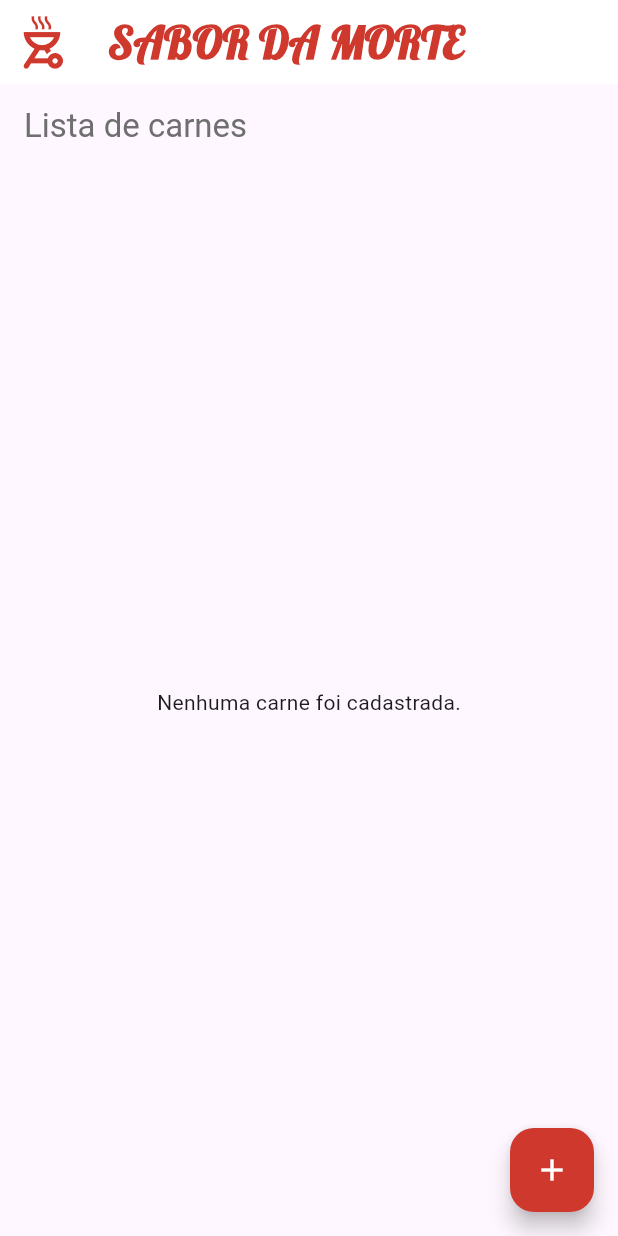
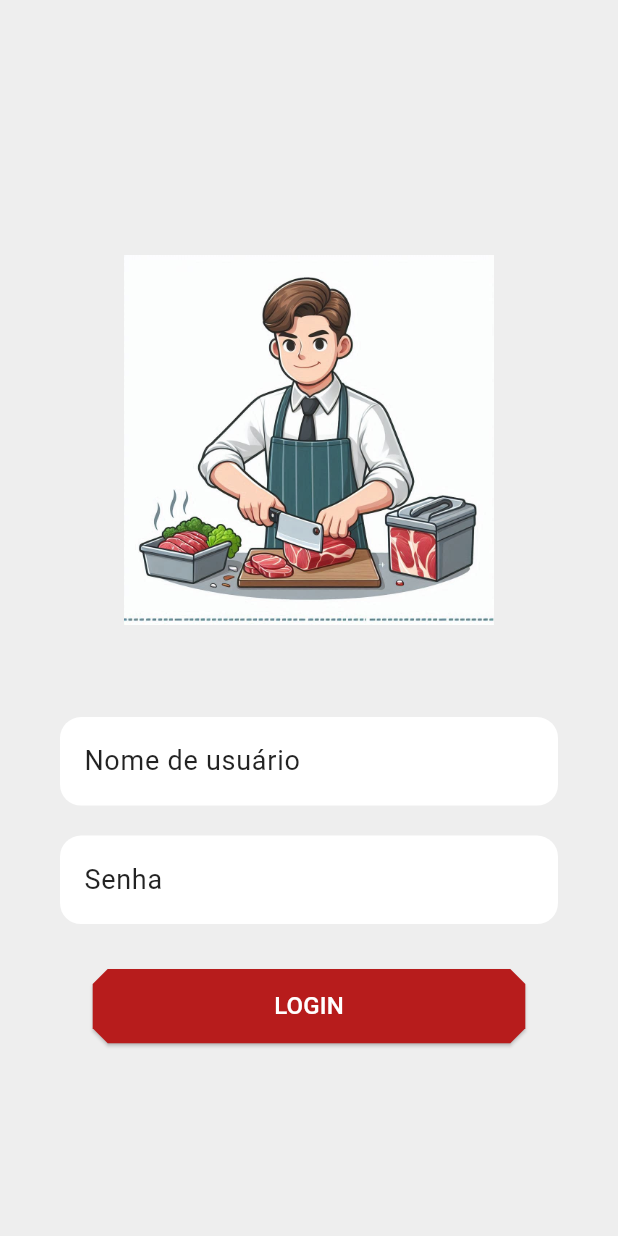
Before and after one commit to SuelenGarcia/module1_a-ougue_app, a Flutter app: the screen it shows after launch, on a phone screen of 412 x 824 dp. Run offline on Flutter 3.47's test engine with Material 3 defaults, Android fonts, the phone set to English and light mode, and no system bars; our stand-ins replace google_fonts.

Commit message:
add da login page

```diff
--- a/lib/main.dart
+++ b/lib/main.dart
@@ -1,7 +1,9 @@
 import 'package:flutter/material.dart';
-import 'package:modulo1_acougue/home_page.dart';
+import 'package:modulo1_acougue/theme/custom_theme.dart';
+import 'package:modulo1_acougue/widget/login_page_widget.dart';
 import 'package:provider/provider.dart';
 import 'package:modulo1_acougue/controller/meat_controller.dart';
+
 void main() {
   runApp(
     ChangeNotifierProvider(
@@ -18,8 +20,9 @@ class MyApp extends StatelessWidget {
   Widget build(BuildContext context) {
     return MaterialApp(
       title: 'Açougue Sabor da Morte',
-      home: const HomePage(),
+      home: const LoginPage(),
       debugShowCheckedModeBanner: false,
+      theme: CustomTheme.lightTheme,
     );
   }
 }
--- /dev/null
+++ b/lib/theme/custom_theme.dart
@@ -0,0 +1,67 @@
+import 'package:flutter/material.dart';
+
+class CustomTheme {
+  static const Color primaryColor = Color(0xFFB71C1C);
+  static const Color secondaryColor = Colors.white;
+  static const Color backgroundColor = Color.fromARGB(255, 238, 238, 238);
+  static const Color textColor = Colors.black87;
+  static const Color warningColor = Color(0xFFD32F2F);
+
+  static TextStyle titleTextStyle({double fontSize = 22}) {
+    return TextStyle(
+      fontFamily: 'Roboto',
+      fontSize: fontSize,
+      fontWeight: FontWeight.bold,
+      color: textColor,
+    );
+  }
+
+  static TextStyle bodyTextStyle({double fontSize = 16, Color color = textColor}) {
+    return TextStyle(
+      fontFamily: 'Roboto',
+      fontSize: fontSize,
+      color: color,
+    );
+  }
+
+
+  static TextStyle buttonTextStyle({double fontSize = 16, Color color = secondaryColor}) {
+    return TextStyle(
+      fontFamily: 'Roboto',
+      fontSize: fontSize,
+      color: color,
+    );
+  }
+
+  static ThemeData lightTheme = ThemeData(
+    colorScheme: const ColorScheme.light(
+      primary: primaryColor,
+      onPrimary: secondaryColor,
+      surface: secondaryColor,
+      onSurface: textColor,
+    ),
+    scaffoldBackgroundColor: backgroundColor,
+    appBarTheme: AppBarTheme(
+      backgroundColor: primaryColor,
+      iconTheme: const IconThemeData(color: secondaryColor),
+      titleTextStyle: titleTextStyle(fontSize: 20),
+    ),
+    textTheme: TextTheme(
+      bodyLarge: bodyTextStyle(fontSize: 18),
+      bodyMedium: bodyTextStyle(fontSize: 16),
+      bodySmall: bodyTextStyle(fontSize: 14),
+    ),
+    floatingActionButtonTheme: const FloatingActionButtonThemeData(
+      backgroundColor: primaryColor,
+      foregroundColor: secondaryColor,
+    ),
+    cardTheme: CardTheme(
+      color: secondaryColor,
+      shape: RoundedRectangleBorder(
+        borderRadius: BorderRadius.circular(12),
+      ),
+      elevation: 2,
+      margin: const EdgeInsets.symmetric(horizontal: 8, vertical: 4),
+    ),
+  );
+}
--- a/lib/widget/list_view_widget.dart
+++ b/lib/widget/list_view_widget.dart
@@ -11,10 +11,8 @@ class ListViewWidget extends StatelessWidget {
   Widget build(BuildContext context) {
     final meatController = Provider.of<MeatController>(context);
      final meats = meatController.meats;
+     final theme = Theme.of(context);
     return Scaffold(
-      appBar: AppBar(
-        title: const Text('Lista de carnes', style: TextStyle(color: Color.fromARGB(255, 111, 111, 112)),),
-      ),
       body: meats.isEmpty
           ? Center(child: Text("Nenhuma carne foi cadastrada."))
           : ListView.builder(
@@ -24,7 +22,7 @@ class ListViewWidget extends StatelessWidget {
               },
             ),
       floatingActionButton: FloatingActionButton(
-        backgroundColor: const Color.fromARGB(255, 207, 56, 45),
+        backgroundColor: theme.primaryColor,
         onPressed: () {
           Navigator.push(
             context,
@@ -34,7 +32,7 @@ class ListViewWidget extends StatelessWidget {
           );
         },
         tooltip: 'Adicione a carne',
-        child: Icon(Icons.add, color: const Color.fromARGB(255, 255, 255, 255),),
+        child: Icon(Icons.add, color: theme.colorScheme.surface,),
       ),
     );
   }
--- /dev/null
+++ b/lib/widget/login_image_widget.dart
@@ -0,0 +1,20 @@
+import 'package:flutter/material.dart';
+
+class LoginImageWidget extends StatelessWidget {
+  const LoginImageWidget({super.key});
+
+  @override
+  Widget build(BuildContext context) {
+    final size = MediaQuery.of(context).size;
+    final imageHeight = size.height * 0.4;
+    final imageWidth = size.width * 0.6;
+    return Container(
+      height: imageHeight,
+      width: imageWidth,
+      decoration: BoxDecoration(
+        borderRadius: BorderRadius.all(Radius.circular(10)),
+      ),
+      child: Image.asset('lib/assets/image.jpg'),
+    );
+  }
+}
--- /dev/null
+++ b/lib/widget/login_page_widget.dart
@@ -0,0 +1,102 @@
+import 'package:flutter/material.dart';
+import 'package:modulo1_acougue/home_page.dart';
+import 'package:modulo1_acougue/theme/custom_theme.dart';
+import 'package:modulo1_acougue/widget/login_image_widget.dart';
+
+class LoginPage extends StatefulWidget {
+  const LoginPage({super.key});
+
+  @override
+  State<LoginPage> createState() => _LoginPageState();
+}
+
+class _LoginPageState extends State<LoginPage> {
+  //valida os campos
+  final _formKey = GlobalKey<FormState>();
+  // armazena os dados
+  final _userController = TextEditingController();
+  final _passwordController = TextEditingController();
+
+  void _submit() {
+    //só vai p próxima tela se estiver validado
+    if (_formKey.currentState!.validate()) {
+      Navigator.pushReplacement(
+        context,
+        MaterialPageRoute(builder: (context) => const HomePage()),
+      );
+    }
+  }
+
+  @override
+  Widget build(BuildContext context) {
+    final theme = Theme.of(context);
+    final size = MediaQuery.of(context).size;
+
+    return Scaffold(
+      backgroundColor: theme.scaffoldBackgroundColor,
+      body: Padding(
+        padding: EdgeInsets.all(40),
+        child: Form(
+          key: _formKey,
+          child: Column(
+            mainAxisAlignment: MainAxisAlignment.center,
+            children: [
+              LoginImageWidget(),
+              SizedBox(height: 20),
+              TextFormField(
+                controller: _userController,
+                decoration: InputDecoration(
+                  labelText: 'Nome de usuário',
+                  filled: true,
+                  fillColor: theme.colorScheme.surface,
+                  border: OutlineInputBorder(
+                    borderSide: BorderSide.none,
+                    borderRadius: BorderRadius.circular(14),
+                  ),
+                ),
+                validator: (value) {
+                  if (value == null || value.isEmpty) {
+                    return 'Insira seu nome de usuário';
+                  }
+                  return null;
+                },
+              ),
+              SizedBox(height: 20),
+              TextFormField(
+                controller: _passwordController,
+                decoration: InputDecoration(
+                  labelText: 'Senha',
+                  filled: true,
+                  fillColor: theme.colorScheme.surface,
+                  border: OutlineInputBorder(
+                    borderSide: BorderSide.none,
+                    borderRadius: BorderRadius.circular(14),
+                  ),
+                ),
+                validator: (value) {
+                  if (value == null || value.isEmpty) {
+                    return 'Insira sua senha';
+                  }
+                  return null;
+                },
+                obscureText: true,
+              ),
+              SizedBox(height: 30),
+              ElevatedButton(
+                onPressed: _submit,
+                style: ElevatedButton.styleFrom(
+                  backgroundColor: theme.primaryColor,
+                  minimumSize: Size(size.width * 0.7, size.height * 0.06),
+                  shape: BeveledRectangleBorder(
+                    borderRadius: BorderRadius.all(Radius.circular(10)),
+                  ),
+                ),
+                child: Text('LOGIN', style: CustomTheme.buttonTextStyle()),
+              ),
+            ],
+          ),
+        ),
+      ),
+    );
+  }
+}
--- a/pubspec.yaml
+++ b/pubspec.yaml
@@ -60,9 +60,8 @@ flutter:
   uses-material-design: true
 
   # To add assets to your application, add an assets section, like this:
-  # assets:
-  #   - images/a_dot_burr.jpeg
-  #   - images/a_dot_ham.jpeg
+  assets:
+    - lib/assets/image.jpg
 
   # An image asset can refer to one or more resolution-specific "variants", see
   # https://flutter.dev/to/resolution-aware-images
```
Also changed, not shown: lib/home_page.dart (+16 -3 lines), lib/model/registration_fields_model.dart (+6 -6 lines), lib/widget/meat_card_widget.dart (+5 -4 lines), lib/assets/image.jpg (added).
